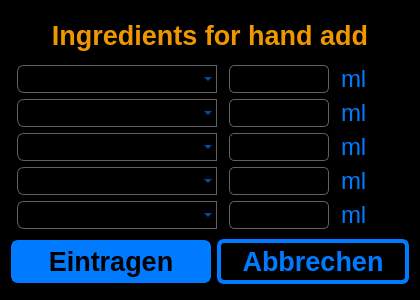
Qt form src/ui_elements/handadds.ui (AndreWohnsland/CocktailBerry) before a commit.
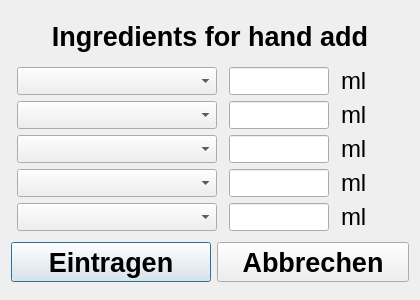
The same form after that commit. Custom widgets are drawn as their Qt base class.

Diff of the .ui file:
```diff
--- a/src/ui_elements/handadds.ui
+++ b/src/ui_elements/handadds.ui
@@ -26,75 +26,7 @@
    <string>Zutaten zum selbst hinzufügen</string>
   </property>
   <property name="styleSheet">
-   <string notr="true">QWidget
-{
-	color: rgb(0, 123, 255);	
-	background-color: rgb(0, 0, 0);
-}
-
-QPushButton {
-	background-color: rgb(0, 0, 0);
-	color: (0, 123, 255);
-    border-width: 4px;
-	border-color: rgb(0, 123, 255);
-	border-style: solid;
-	border-radius: 7;
-	padding: 3px;
-	padding-left: 5px;
-	padding-right: 5px;
-}
-
-QPushButton:pressed
-{
-	color: rgb(239, 151, 0);	
-	border-color: rgb(239, 151, 0);
-}
-
-QComboBox {
-	color: rgb(0, 123, 255);	
-    border: 1px solid  rgb(97, 97, 97);
-    border-top-left-radius: 7px;
-    border-bottom-left-radius: 7px;
-    padding: 1px 18px 1px 5px;
-    min-width: 6em;
-}
-
-QComboBox:on { /* shift the text when the popup opens */
-    border: 1px solid  rgb(97, 97, 97);
-    border-top-left-radius: 7px;
-    border-bottom-left-radius: 0px;
-	color: rgb(239, 151, 0);
-}
-
-QLineEdit
-{
-    padding: 1px;
-    border-style: solid;
-    border: 1px solid rgb(97, 97, 97);
-    border-radius: 5;
-}
-
-#LHeader, #LEHandadd1, #LEHandadd2, #LEHandadd3, #LEHandadd4, #LEHandadd5 {
-	color: rgb(239, 151, 0);
-}
-
-/* Inverted button style */
-#PBEintragen {
-	background-color: rgb(0, 123, 255);  
-	color: rgb(0, 0, 0);
-    border-width: 3px;
-	border-color: rgb(0, 123, 255);
-	border-style: solid;
-	border-radius: 7;
-	padding: 3px;
-	padding-left: 5px;
-	padding-right: 5px;
-}
-
-#PBEintragen:pressed {
-	background-color: rgb(239, 151, 0);	
-	border-color: rgb(239, 151, 0);	
-}</string>
+   <string notr="true"/>
   </property>
   <property name="modal">
    <bool>true</bool>
```
Left out of the diff: 21 changed lines with no effect on the pictures.
